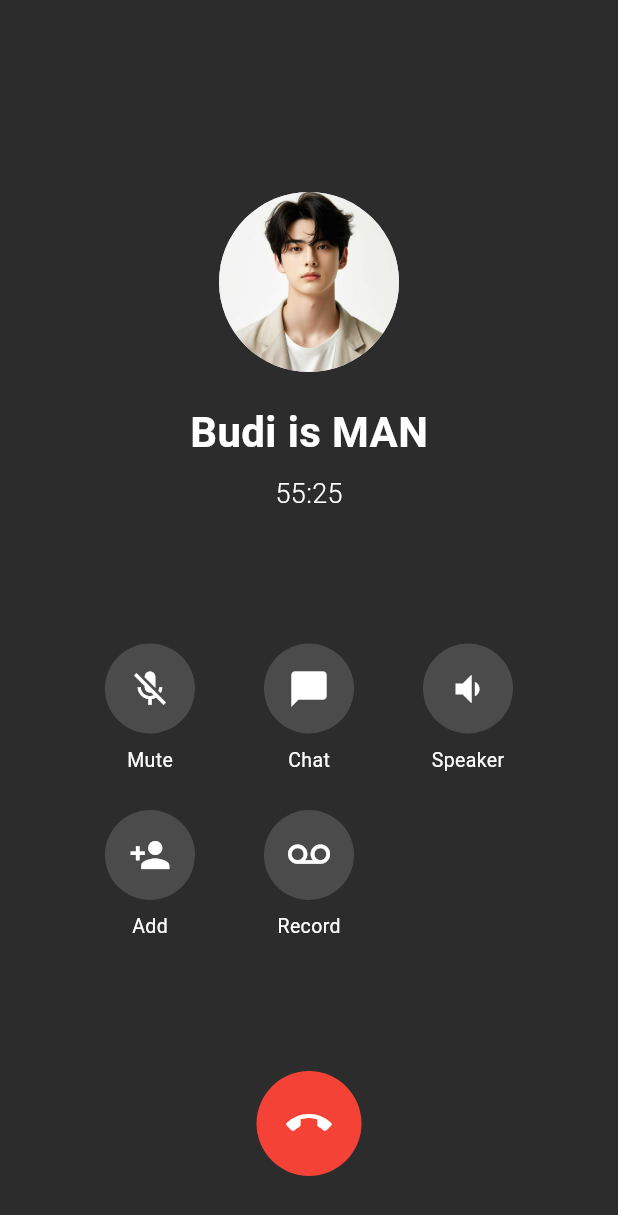
After one commit to ChrisGit889/eatzy_food_delivery, a Flutter app: the OrderDetailsScreen screen opened directly, after a tap on the "call" icon, on a phone screen of 412 x 824 dp. The commit adds this screen. Shown: the top 1215 px of the screen. Run offline on Flutter 3.47's test engine with Material 3 defaults, Android fonts, the phone set to English and light mode, and no system bars; our stand-ins replace cloud_firestore, firebase_auth, firebase_core, google_fonts, video_player; accounts and stored records are empty.

Commit message:
Final Order Screen

```diff
--- /dev/null
+++ b/lib/screens/call_screen.dart
@@ -0,0 +1,141 @@
+import 'package:flutter/material.dart';
+import 'chat_screen.dart';
+
+class CallScreen extends StatefulWidget {
+  const CallScreen({super.key});
+
+  @override
+  State<CallScreen> createState() => _CallScreenState();
+}
+
+class _CallScreenState extends State<CallScreen> {
+  bool isMuted = false;
+  bool isSpeakerOn = false;
+
+  Widget _buildActionButton(IconData icon, String label) {
+    return Column(
+      mainAxisSize: MainAxisSize.min,
+      children: [
+        CircleAvatar(
+          radius: 30,
+          backgroundColor: Colors.white.withOpacity(0.15),
+          child: Icon(icon, size: 28, color: Colors.white),
+        ),
+        const SizedBox(height: 8),
+        Text(label, style: const TextStyle(color: Colors.white, fontSize: 13)),
+      ],
+    );
+  }
+
+  @override
+  Widget build(BuildContext context) {
+    return Scaffold(
+      backgroundColor: const Color(0xFF2C2C2C),
+      body: SafeArea(
+        child: Padding(
+          padding: const EdgeInsets.symmetric(horizontal: 24.0, vertical: 40.0),
+          child: Column(
+            mainAxisAlignment: MainAxisAlignment.spaceBetween,
+            crossAxisAlignment: CrossAxisAlignment.center,
+            children: [
+              const SizedBox(height: 1),
+              // Info telpon
+              const Column(
+                children: [
+                  CircleAvatar(
+                    radius: 60,
+                    backgroundImage: AssetImage('assets/images/driver.png'),
+                  ),
+                  SizedBox(height: 20),
+                  Text(
+                    'Budi is MAN',
+                    style: TextStyle(
+                      color: Colors.white,
+                      fontSize: 28,
+                      fontWeight: FontWeight.bold,
+                    ),
+                  ),
+                  SizedBox(height: 8),
+                  Text(
+                    '55:25',
+                    style: TextStyle(
+                      color: Colors.white,
+                      fontSize: 18,
+                      fontWeight: FontWeight.w300,
+                    ),
+                  ),
+                ],
+              ),
+
+              Column(
+                children: [
+                  Row(
+                    mainAxisAlignment: MainAxisAlignment.spaceEvenly,
+                    children: [
+                      GestureDetector(
+                        onTap: () {
+                          setState(() {
+                            isMuted = !isMuted;
+                          });
+                        },
+                        child: isMuted
+                            ? _buildActionButton(Icons.mic, 'Unmute')
+                            : _buildActionButton(Icons.mic_off, 'Mute'),
+                      ),
+
+                      GestureDetector(
+                        onTap: () {
+                          // Arahkan ke ChatScreen
+                          Navigator.push(
+                            context,
+                            MaterialPageRoute(
+                              builder: (context) => const ChatScreen(),
+                            ),
+                          );
+                        },
+                        child: _buildActionButton(Icons.chat_bubble, 'Chat'),
+                      ),
+
+                      // Tombol Speaker
+                      GestureDetector(
+                        onTap: () {
+                          setState(() {
+                            isSpeakerOn = !isSpeakerOn;
+                          });
+                        },
+                        child: isSpeakerOn
+                            ? _buildActionButton(Icons.volume_up, 'Speaker')
+                            : _buildActionButton(Icons.volume_down, 'Speaker'),
+                      ),
+                    ],
+                  ),
+                  const SizedBox(height: 24),
+                  Row(
+                    mainAxisAlignment: MainAxisAlignment.spaceEvenly,
+                    children: [
+                      _buildActionButton(Icons.person_add, 'Add'),
+                      _buildActionButton(Icons.voicemail, 'Record'),
+                      const SizedBox(width: 60),
+                    ],
+                  ),
+                ],
+              ),
+
+              // Tutup Telepon
+              GestureDetector(
+                onTap: () {
+                  Navigator.pop(context);
+                },
+                child: const CircleAvatar(
+                  radius: 35,
+                  backgroundColor: Colors.red,
+                  child: Icon(Icons.call_end, color: Colors.white, size: 30),
+                ),
+              ),
+            ],
+          ),
+        ),
+      ),
+    );
+  }
+}
--- a/lib/screens/chat_screen.dart
+++ b/lib/screens/chat_screen.dart
@@ -87,7 +87,7 @@ class _ChatScreenState extends State<ChatScreen> {
         margin: const EdgeInsets.symmetric(vertical: 4),
         padding: const EdgeInsets.symmetric(horizontal: 16, vertical: 10),
         decoration: BoxDecoration(
-          color: isMe ? const Color(0xFF6A1B9A) : Colors.white,
+          color: isMe ? const Color.fromARGB(255, 127, 91, 0) : Colors.white,
           borderRadius: BorderRadius.only(
             topLeft: const Radius.circular(20),
             topRight: const Radius.circular(20),
@@ -148,14 +148,19 @@ class _ChatScreenState extends State<ChatScreen> {
                   ),
                   focusedBorder: OutlineInputBorder(
                     borderRadius: BorderRadius.circular(30),
-                    borderSide: const BorderSide(color: Color(0xFF6A1B9A)),
+                    borderSide: const BorderSide(
+                      color: Color.fromARGB(255, 255, 200, 0),
+                    ),
                   ),
                 ),
               ),
             ),
             const SizedBox(width: 8),
             IconButton(
-              icon: const Icon(Icons.send, color: Color(0xFF6A1B9A)),
+              icon: const Icon(
+                Icons.send,
+                color: Color.fromARGB(255, 255, 162, 0),
+              ),
               onPressed: () {
                 // Fungsi untuk mengirim pesan akan ditambahkan di sini
               },
--- a/lib/screens/order_details_screen.dart
+++ b/lib/screens/order_details_screen.dart
@@ -1,6 +1,7 @@
 import 'package:flutter/material.dart';
 import 'package:video_player/video_player.dart';
 import 'chat_screen.dart';
+import 'call_screen.dart';
 
 class OrderDetailsScreen extends StatefulWidget {
   const OrderDetailsScreen({super.key});
@@ -39,21 +40,22 @@ class _OrderDetailsScreenState extends State<OrderDetailsScreen> {
         leading: IconButton(
           icon: const Icon(
             Icons.arrow_back,
-            color: Colors.black,
-          ), // Warna ikon diubah agar terlihat
+            color: Color.fromARGB(255, 255, 255, 255),
+          ),
           onPressed: () => Navigator.of(context).pop(),
         ),
         title: const Text(
           "Order Details",
           style: TextStyle(
-            color: Colors.black,
+            color: Color.fromARGB(255, 255, 255, 255),
             fontWeight: FontWeight.bold,
-          ), // Warna teks diubah
+          ),
         ),
       ),
       body: Stack(
         children: [
           Container(
+            height: 270,
             decoration: const BoxDecoration(
               gradient: LinearGradient(
                 colors: [
@@ -71,10 +73,14 @@ class _OrderDetailsScreenState extends State<OrderDetailsScreen> {
                 buildSupportCard(),
                 Expanded(
                   child: Container(
-                    padding: const EdgeInsets.all(20),
+                    padding: const EdgeInsets.fromLTRB(
+                      20,
+                      20,
+                      20,
+                      0,
+                    ),
                     margin: const EdgeInsets.only(top: 10),
                     decoration: const BoxDecoration(
-                      color: Colors.white,
                       borderRadius: BorderRadius.vertical(
                         top: Radius.circular(30),
                       ),
@@ -106,20 +112,31 @@ class _OrderDetailsScreenState extends State<OrderDetailsScreen> {
                           const SizedBox(height: 20),
                           buildLocationInfo(
                             "Pick-Up Point",
-                            "49 Featherstone Street, EC1Y 8SY, UK.",
-                            Icons.location_on,
+                            "KFC, Jl. Raya Lenteng Agung No. 25",
+                            Icons.storefront,
                           ),
                           buildLocationInfo(
                             "Delivery Point",
                             "2/4-Brucfield Street, EC1Y 8, London.",
                             Icons.flag,
                           ),
-                          const SizedBox(height: 30),
-                          buildCancelButton(),
+                          const Divider(height: 30),
+                          buildItemDetails(),
+                          const Divider(height: 30),
+                          buildPaymentSummary(),
+                          const Divider(height: 30),
+                          buildOrderInfo(),
+                          const SizedBox(
+                            height: 20,
+                          ),
                         ],
                       ),
                     ),
                   ),
+                ),
+                Padding(
+                  padding: const EdgeInsets.fromLTRB(20, 10, 20, 20),
+                  child: buildCancelButton(),
                 ),
               ],
             ),
@@ -137,11 +154,9 @@ class _OrderDetailsScreenState extends State<OrderDetailsScreen> {
         decoration: BoxDecoration(
           color: Colors.white.withOpacity(0.9),
           borderRadius: BorderRadius.circular(20),
-          border: Border.all(color: Colors.white.withOpacity(0.5)),
         ),
         child: Column(
           children: [
-            // Bagian Atas(Ikon dan Teks)
             Row(
               children: [
                 const CircleAvatar(
@@ -153,7 +168,7 @@ class _OrderDetailsScreenState extends State<OrderDetailsScreen> {
                   crossAxisAlignment: CrossAxisAlignment.start,
                   children: [
                     Text(
-                      "Budi is MAN", // Nama diubah sesuai permintaan sebelumnya
+                      "Budi is MAN",
                       style: TextStyle(
                         color: Colors.black87,
                         fontWeight: FontWeight.bold,
@@ -169,15 +184,11 @@ class _OrderDetailsScreenState extends State<OrderDetailsScreen> {
               ],
             ),
             const SizedBox(height: 12),
-            // Bagian Bawah (Tombol Chat & Telepon)
             Row(
               children: [
-                // Tombol Chat
                 Expanded(
                   child: InkWell(
-                    // <-- WIDGET INKWELL DITAMBAHKAN DI SINI
                     onTap: () {
-                      // <-- AKSI ONTAP DITAMBAHKAN
                       Navigator.push(
                         context,
                         MaterialPageRoute(
@@ -222,8 +233,17 @@ class _OrderDetailsScreenState extends State<OrderDetailsScreen> {
                   ),
                 ),
                 const SizedBox(width: 8),
-                // Tombol Telepon (Ukuran tetap)
-                Container(
+                InkWell(
+                  onTap: () {
+                    Navigator.push(
+                      context,
+                      MaterialPageRoute(
+                        builder: (context) => const CallScreen(),
+                      ),
+                    );
+                  },
+                  borderRadius: BorderRadius.circular(30),
+                  child: Container(
                     padding: const EdgeInsets.all(12),
                     decoration: BoxDecoration(
                       color: Colors.white,
@@ -236,7 +256,11 @@ class _OrderDetailsScreenState extends State<OrderDetailsScreen> {
                         ),
                       ],
                     ),
-                  child: const Icon(Icons.call_outlined, color: Colors.black54),
+                    child: const Icon(
+                      Icons.call_outlined,
+                      color: Colors.black54,
+                    ),
+                  ),
                 ),
               ],
             ),
@@ -270,25 +294,59 @@ class _OrderDetailsScreenState extends State<OrderDetailsScreen> {
     ],
   );
 
-  Widget buildTrackerTimeline() => const Row(
-    mainAxisAlignment: MainAxisAlignment.spaceBetween,
+  Widget _buildStep(String label, bool isCompleted) {
+    final color = isCompleted ? Colors.green : Colors.grey;
+    return Column(
       children: [
+        Icon(
+          isCompleted ? Icons.check_circle : Icons.radio_button_unchecked,
+          color: color,
+        ),
+        const SizedBox(height: 8),
         Text(
-        "Picked",
-        style: TextStyle(color: Colors.purple, fontWeight: FontWeight.bold),
+          label,
+          textAlign: TextAlign.center,
+          style: TextStyle(
+            fontSize: 12,
+            color: isCompleted ? Colors.black87 : Colors.grey,
           ),
-      Text("Washing", style: TextStyle(color: Colors.grey)),
-      Text("Out for delivery", style: TextStyle(color: Colors.grey)),
-      Text("Delivered", style: TextStyle(color: Colors.grey)),
+        ),
       ],
     );
+  }
+
+  Widget _buildLine(bool isCompleted) {
+    return Expanded(
+      child: Divider(
+        color: isCompleted ? Colors.green : Colors.grey,
+        thickness: 2,
+      ),
+    );
+  }
+
+  Widget buildTrackerTimeline() {
+    int currentStep = 3;
+
+    return Row(
+      crossAxisAlignment: CrossAxisAlignment.start,
+      children: [
+        Expanded(child: _buildStep("Order", currentStep >= 1)),
+        _buildLine(currentStep > 1),
+        Expanded(child: _buildStep("Cooking", currentStep >= 2)),
+        _buildLine(currentStep > 2),
+        Expanded(child: _buildStep("Delivered", currentStep >= 3)),
+        _buildLine(currentStep > 3),
+        Expanded(child: _buildStep("Finished", currentStep >= 4)),
+      ],
+    );
+  }
 
   Widget buildLocationInfo(String title, String address, IconData icon) =>
       Padding(
         padding: const EdgeInsets.only(bottom: 15.0),
         child: Row(
           children: [
-            Icon(icon, color: Colors.purple),
+            Icon(icon, color: const Color.fromARGB(255, 255, 162, 0)),
             const SizedBox(width: 15),
             Column(
               crossAxisAlignment: CrossAxisAlignment.start,
@@ -304,17 +362,119 @@ class _OrderDetailsScreenState extends State<OrderDetailsScreen> {
         ),
       );
 
+  Widget buildItemDetails() {
+    return Column(
+      crossAxisAlignment: CrossAxisAlignment.start,
+      children: [
+        const Text(
+          "Detail Item",
+          style: TextStyle(fontSize: 18, fontWeight: FontWeight.bold),
+        ),
+        const SizedBox(height: 10),
+        _buildItemRow("1x", "Super Big Package 1", "Rp 35.500"),
+        _buildItemRow("2x", "Cream Soup", "Rp 14.000"),
+        _buildItemRow("1x", "French Fries (Large)", "Rp 22.000"),
+      ],
+    );
+  }
+
+  Widget _buildItemRow(String qty, String name, String price) {
+    return Padding(
+      padding: const EdgeInsets.symmetric(vertical: 4.0),
+      child: Row(
+        children: [
+          Text(qty, style: const TextStyle(color: Colors.black54)),
+          const SizedBox(width: 8),
+          Expanded(child: Text(name)),
+          Text(price),
+        ],
+      ),
+    );
+  }
+
+  Widget buildPaymentSummary() {
+    return Column(
+      crossAxisAlignment: CrossAxisAlignment.start,
+      children: [
+        const Text(
+          "Payment Details",
+          style: TextStyle(fontSize: 18, fontWeight: FontWeight.bold),
+        ),
+        const SizedBox(height: 10),
+        _buildPaymentRow("Subtotal", "Rp 71.500"),
+        _buildPaymentRow("Delivery Fee", "Rp 16.000"),
+        const SizedBox(height: 8),
+        const Row(
+          mainAxisAlignment: MainAxisAlignment.spaceBetween,
+          children: [
+            Text(
+              "Total",
+              style: TextStyle(fontWeight: FontWeight.bold, fontSize: 16),
+            ),
+            Text(
+              "Rp 87.500",
+              style: TextStyle(fontWeight: FontWeight.bold, fontSize: 16),
+            ),
+          ],
+        ),
+      ],
+    );
+  }
+
+  Widget _buildPaymentRow(String title, String amount) {
+    return Padding(
+      padding: const EdgeInsets.symmetric(vertical: 4.0),
+      child: Row(
+        mainAxisAlignment: MainAxisAlignment.spaceBetween,
+        children: [
+          Text(title, style: const TextStyle(color: Colors.black54)),
+          Text(amount),
+        ],
+      ),
+    );
+  }
+
+  Widget buildOrderInfo() {
+    return Column(
+      crossAxisAlignment: CrossAxisAlignment.start,
+      children: [
+        const Text(
+          "Order Info",
+          style: TextStyle(fontSize: 18, fontWeight: FontWeight.bold),
+        ),
+        const SizedBox(height: 10),
+        _buildInfoRow("Order No.", "#4782-FP78924"),
+        _buildInfoRow("Payment Methods", "Eatpay"),
+        _buildInfoRow("Note", "Sausnya tolong dibanyakin ya, terima kasih."),
+      ],
+    );
+  }
+
+  Widget _buildInfoRow(String title, String value) {
+    return Padding(
+      padding: const EdgeInsets.symmetric(vertical: 4.0),
+      child: Row(
+        mainAxisAlignment: MainAxisAlignment.spaceBetween,
+        children: [
+          Text(title, style: const TextStyle(color: Colors.black54)),
+          const SizedBox(width: 16),
+          Flexible(child: Text(value, textAlign: TextAlign.end)),
+        ],
+      ),
+    );
+  }
+
   Widget buildCancelButton() => SizedBox(
     width: double.infinity,
     child: ElevatedButton(
       onPressed: () {},
       style: ElevatedButton.styleFrom(
-        backgroundColor: const Color(0xFF6A1B9A),
+        backgroundColor: const Color.fromARGB(255, 255, 153, 0),
         padding: const EdgeInsets.symmetric(vertical: 16),
         shape: RoundedRectangleBorder(borderRadius: BorderRadius.circular(15)),
       ),
       child: const Text(
-        "CANCEL ORDER",
+        "FINISH ORDER",
         style: TextStyle(color: Colors.white, fontSize: 16),
       ),
     ),
--- a/lib/screens/order_screen.dart
+++ b/lib/screens/order_screen.dart
@@ -15,28 +15,28 @@ class _OrderScreenState extends State<OrderScreen>
 
   final List<Map<String, dynamic>> _allOrders = [
     {
-      "orderId": "#EAT6925",
+      "orderId": "#4782-FP78924",
       "date": "Sep 25, 2025",
       "service": "KFC",
-      "items": "7 items • 2 loads",
+      "items": "7 items",
       "delivery": "June 30, 2025",
       "status": "Pending",
       "steps": 3,
     },
     {
-      "orderId": "#FP78923",
+      "orderId": "#4782-FP78925",
       "date": "Sep 24, 2025",
       "service": "Nasi Goreng Pak Dea",
-      "items": "10 items • 3 loads",
+      "items": "2 items",
       "delivery": "June 27, 2025",
       "status": "Completed",
       "steps": 4,
     },
     {
-      "orderId": "#FP78922",
-      "date": "Sep 23n , 2025",
+      "orderId": "#4782-FP78926",
+      "date": "Sep 23, 2025",
       "service": "Ayam Bakar Manis",
-      "items": "3 items • 1 load",
+      "items": "3 items",
       "delivery": "June 25, 2025",
       "status": "Cancelled",
       "steps": 1,
@@ -209,9 +209,9 @@ class _OrderScreenState extends State<OrderScreen>
           Row(
             children: [
               const Icon(
-                Icons.local_laundry_service,
+                Icons.restaurant_menu,
                 size: 40,
-                color: Colors.black54,
+                color: Color.fromARGB(255, 255, 136, 0),
               ),
               const SizedBox(width: 12),
               Expanded(
--- a/pubspec.yaml
+++ b/pubspec.yaml
@@ -17,8 +17,9 @@ dependencies:
   firebase_auth: ^6.0.2
   provider: ^6.1.5+1
   google_sign_in: ^6.3.0
-  google_fonts: ^6.2.1 # Versi terbaru
+  google_fonts: ^6.2.1
   video_player: ^2.8.6
+
 dev_dependencies:
   flutter_launcher_icons: ^0.13.1
   flutter_test:
```
Lines whose indentation alone changed are shown as unchanged.
